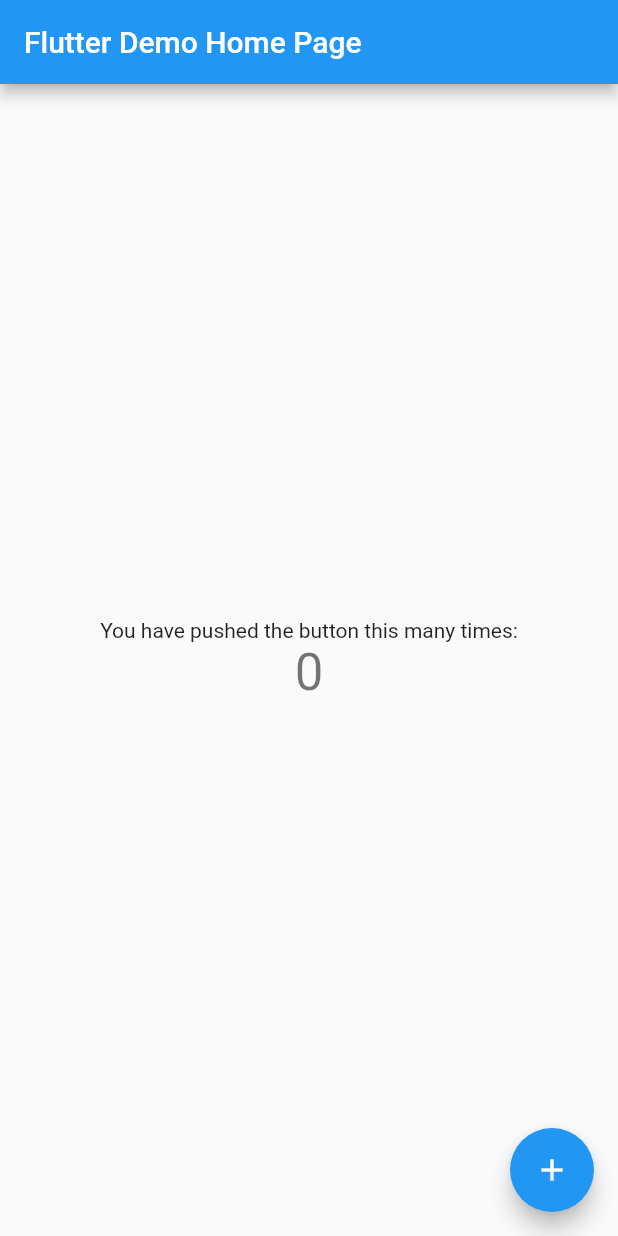
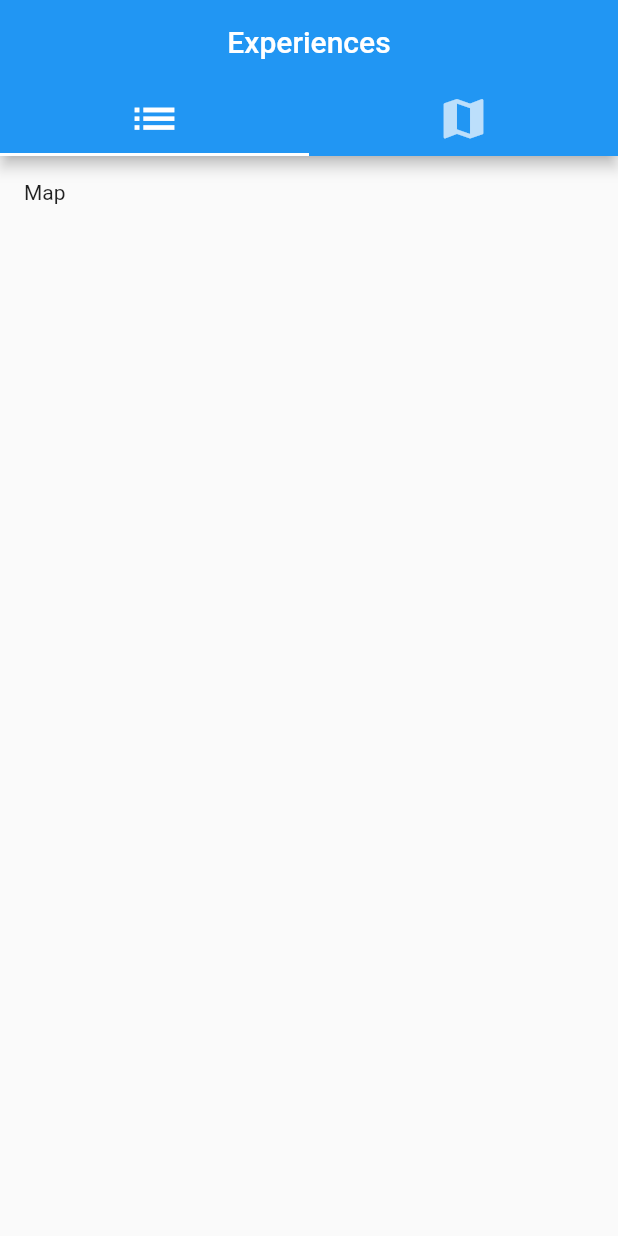
Before and after one commit to giano574/flutter_hackathon, a Flutter app: the screen it shows after launch, on a phone screen of 412 x 824 dp. Run offline on Flutter 3.47's test engine with Material 2 defaults, Android fonts, the phone set to English and light mode, and no system bars.

Commit message:
Added barebones

```diff
--- a/lib/main.dart
+++ b/lib/main.dart
@@ -1,8 +1,9 @@
 import 'package:flutter/material.dart';
+import 'package:flutter_hackathon/screens/main_screen.dart';
 
-void main() => runApp(MyApp());
+void main() => runApp(ExperienceApp());
 
-class MyApp extends StatelessWidget {
+class ExperienceApp extends StatelessWidget {
   @override
   Widget build(BuildContext context) {
     return MaterialApp(
@@ -10,7 +11,7 @@ class MyApp extends StatelessWidget {
       theme: ThemeData(
         primarySwatch: Colors.blue,
       ),
-      home: MyHomePage(title: 'Flutter Demo Home Page'),
+      home: MainScreen(),
     );
   }
 }
--- /dev/null
+++ b/lib/models/coordinate.dart
@@ -0,0 +1,6 @@
+class Coordinate {
+  final double latitude;
+  final double longitude;
+
+  Coordinate({this.latitude, this.longitude});
+}
--- /dev/null
+++ b/lib/screens/main_screen.dart
@@ -0,0 +1,52 @@
+import 'package:flutter/material.dart';
+import 'package:flutter_hackathon/widgets/experience_map_widget.dart';
+
+class MainScreen extends StatelessWidget {
+  @override
+  Widget build(BuildContext context) {
+    return MaterialApp(
+      home: DefaultTabController(
+        length: tabs.length,
+        child: Scaffold(
+          appBar: AppBar(
+            title: Center(child: const Text('Experiences')),
+            bottom: TabBar(
+              isScrollable: false,
+              tabs: tabs.map((ViewTab choice) {
+                return Tab(
+                  icon: Icon(
+                    choice.icon,
+                    size: 35,
+                  ),
+                );
+              }).toList(),
+            ),
+          ),
+          body: TabBarView(
+            children: tabs.map((ViewTab tab) {
+              return Padding(
+                padding: const EdgeInsets.all(16.0),
+                child: tab.view,
+              );
+            }).toList(),
+          ),
+        ),
+      ),
+    );
+  }
+}
+
+class ViewTab {
+  const ViewTab({
+    @required this.icon,
+    @required this.view,
+  });
+
+  final Widget view;
+  final IconData icon;
+}
+
+const List<ViewTab> tabs = const <ViewTab>[
+  const ViewTab(icon: Icons.list, view: const ExperienceMapView()),
+  const ViewTab(icon: Icons.map, view: const ExperienceMapView()),
+];
--- /dev/null
+++ b/lib/widgets/experience_map_widget.dart
@@ -0,0 +1,17 @@
+import 'package:flutter/material.dart';
+
+class ExperienceMapView extends StatefulWidget {
+
+  const ExperienceMapView();
+
+  @override
+  State<ExperienceMapView> createState() => ExperienceMapState();
+}
+
+class ExperienceMapState extends State<ExperienceMapView> {
+  @override
+  Widget build(BuildContext context) {
+    // TODO: implement build
+    return const Text('Map');
+  }
+}
```
Also changed, not shown: lib/models/experience.dart (added, +22 -0 lines), lib/models/review.dart (added, +13 -0 lines), lib/widgets/experience_list_widget.dart (added, +8 -0 lines), lib/screens/add_screen.dart (added), lib/screens/details_screen.dart (added), 1 other file.
